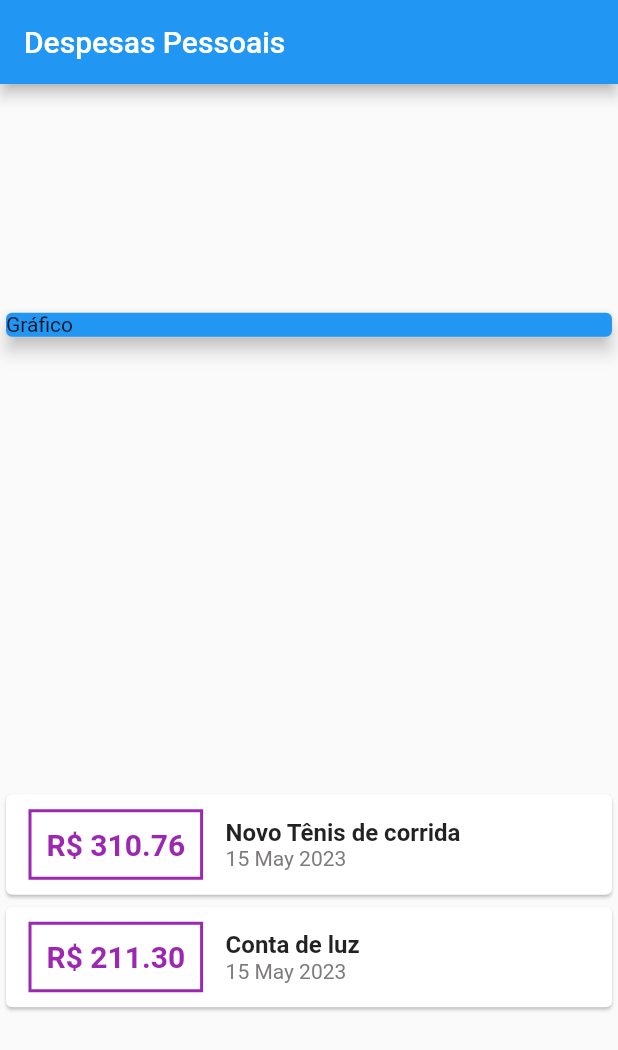
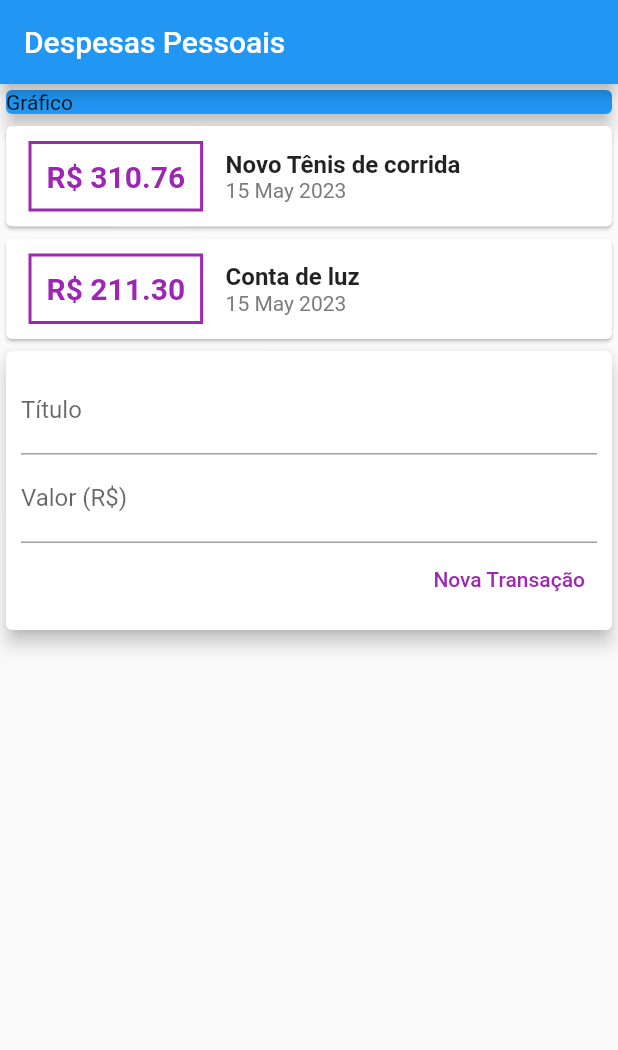
Before and after one commit to Vinicius-Henrique-Cardoso/projeto_despesas, a Flutter app: the screen it shows after launch, on a phone screen of 412 x 824 dp. Shown: the top 1050 px of the screen. Run offline on Flutter 3.47's test engine with Material 2 defaults, Android fonts, the phone set to English and light mode, and no system bars.

Commit message:
Refatorando e componentizando os widgets do código

```diff
--- /dev/null
+++ b/lib/components/transaction_form.dart
@@ -0,0 +1,45 @@
+import 'package:flutter/material.dart';
+
+class TransactionForm extends StatelessWidget {
+  final titleController = TextEditingController();
+  final valueController = TextEditingController();
+
+  @override
+  Widget build(BuildContext context) {
+    return Card(
+      elevation: 5,
+      child: Padding(
+        padding: const EdgeInsets.all(10),
+        child: Column(
+          children: <Widget>[
+            TextField(
+              controller: titleController,
+              decoration: const InputDecoration(
+                labelText: 'Título',
+              ),
+            ),
+            TextField(
+              controller: valueController,
+              decoration: const InputDecoration(
+                labelText: 'Valor (R\$)',
+              ),
+            ),
+            Row(
+              mainAxisAlignment: MainAxisAlignment.end,
+              children: <Widget>[
+                TextButton(
+                  style: ButtonStyle(
+                    foregroundColor:
+                        MaterialStateProperty.all<Color>(Colors.purple),
+                  ),
+                  onPressed: () {},
+                  child: const Text('Nova Transação'),
+                ),
+              ],
+            )
+          ],
+        ),
+      ),
+    );
+  }
+}
--- /dev/null
+++ b/lib/components/transaction_list.dart
@@ -0,0 +1,59 @@
+import 'package:flutter/material.dart';
+import '../models/transaction.dart';
+import 'package:intl/intl.dart';
+
+class TransactionList extends StatelessWidget {
+  final List<Transaction> transactions;
+
+  TransactionList(this.transactions);
+  @override
+  Widget build(BuildContext context) {
+    return Column(
+      children: transactions.map((tr) {
+        return Card(
+          child: Row(children: <Widget>[
+            Container(
+              margin: const EdgeInsets.symmetric(
+                horizontal: 15,
+                vertical: 10,
+              ),
+              decoration: BoxDecoration(
+                border: Border.all(
+                  color: Colors.purple,
+                  width: 2,
+                ),
+              ),
+              padding: const EdgeInsets.all(10),
+              child: Text(
+                'R\$ ${tr.value.toStringAsFixed(2)}',
+                style: const TextStyle(
+                  fontWeight: FontWeight.bold,
+                  fontSize: 20,
+                  color: Colors.purple,
+                ),
+              ),
+            ),
+            Column(
+              crossAxisAlignment: CrossAxisAlignment.start,
+              children: <Widget>[
+                Text(
+                  tr.title,
+                  style: const TextStyle(
+                    fontSize: 16,
+                    fontWeight: FontWeight.bold,
+                  ),
+                ),
+                Text(
+                  DateFormat('d MMM y').format(tr.date),
+                  style: const TextStyle(
+                    color: Color.fromARGB(255, 125, 122, 122),
+                  ),
+                ),
+              ],
+            )
+          ]),
+        );
+      }).toList(),
+    );
+  }
+}
--- /dev/null
+++ b/lib/components/transaction_user.dart
@@ -0,0 +1,34 @@
+import 'package:flutter/material.dart';
+import 'transaction_form.dart';
+import 'transaction_list.dart';
+import '../models/transaction.dart';
+
+class TransactionUser extends StatefulWidget {
+  @override
+  _TransactionUserState createState() => _TransactionUserState();
+}
+
+class _TransactionUserState extends State<TransactionUser> {
+  final _transactions = [
+    Transaction(
+      id: 't1',
+      title: 'Novo Tênis de corrida',
+      value: 310.76,
+      date: DateTime.now(),
+    ),
+    Transaction(
+      id: 't2',
+      title: 'Conta de luz',
+      value: 211.30,
+      date: DateTime.now(),
+    ),
+  ];
+
+  @override
+  Widget build(BuildContext context) {
+    return Column(children: <Widget>[
+      TransactionList(_transactions),
+      TransactionForm(),
+    ]);
+  }
+}
--- a/lib/main.dart
+++ b/lib/main.dart
@@ -1,6 +1,5 @@
 import 'package:flutter/material.dart';
-import 'package:projeto_despesas/models/transaction.dart';
-import 'package:intl/intl.dart';
+import 'components/transaction_user.dart';
 
 main() => runApp(const ExpensesApp());
 
@@ -9,28 +8,13 @@ class ExpensesApp extends StatelessWidget {
 
   @override
   Widget build(BuildContext context) {
-    return MaterialApp(home: MyHomePage());
+    return MaterialApp(
+      home: MyHomePage(),
+    );
   }
 }
 
 class MyHomePage extends StatelessWidget {
-  MyHomePage({super.key});
-
-  final _transactions = [
-    Transaction(
-      id: 't1',
-      title: 'Novo Tênis de corrida',
-      value: 310.76,
-      date: DateTime.now(),
-    ),
-    Transaction(
-      id: 't2',
-      title: 'Conta de luz',
-      value: 211.30,
-      date: DateTime.now(),
-    ),
-  ];
-
   @override
   Widget build(BuildContext context) {
     return Scaffold(
@@ -38,7 +22,6 @@ class MyHomePage extends StatelessWidget {
           title: const Text('Despesas Pessoais'),
         ),
         body: Column(
-          mainAxisAlignment: MainAxisAlignment.spaceAround,
           crossAxisAlignment: CrossAxisAlignment.stretch,
           children: <Widget>[
             const SizedBox(
@@ -48,53 +31,7 @@ class MyHomePage extends StatelessWidget {
                 child: Text('Gráfico'),
               ),
             ),
-            Column(
-              children: _transactions.map((tr) {
-                return Card(
-                  child: Row(children: <Widget>[
-                    Container(
-                      margin: const EdgeInsets.symmetric(
-                        horizontal: 15,
-                        vertical: 10,
-                      ),
-                      decoration: BoxDecoration(
-                        border: Border.all(
-                          color: Colors.purple,
-                          width: 2,
-                        ),
-                      ),
-                      padding: const EdgeInsets.all(10),
-                      child: Text(
-                        'R\$ ${tr.value.toStringAsFixed(2)}',
-                        style: const TextStyle(
-                          fontWeight: FontWeight.bold,
-                          fontSize: 20,
-                          color: Colors.purple,
-                        ),
-                      ),
-                    ),
-                    Column(
-                      crossAxisAlignment: CrossAxisAlignment.start,
-                      children: <Widget>[
-                        Text(
-                          tr.title,
-                          style: const TextStyle(
-                            fontSize: 16,
-                            fontWeight: FontWeight.bold,
-                          ),
-                        ),
-                        Text(
-                          DateFormat('d MMM y').format(tr.date),
-                          style: const TextStyle(
-                            color: Color.fromARGB(255, 125, 122, 122),
-                          ),
-                        ),
-                      ],
-                    )
-                  ]),
-                );
-              }).toList(),
-            )
+            TransactionUser(),
           ],
         ));
   }
```
